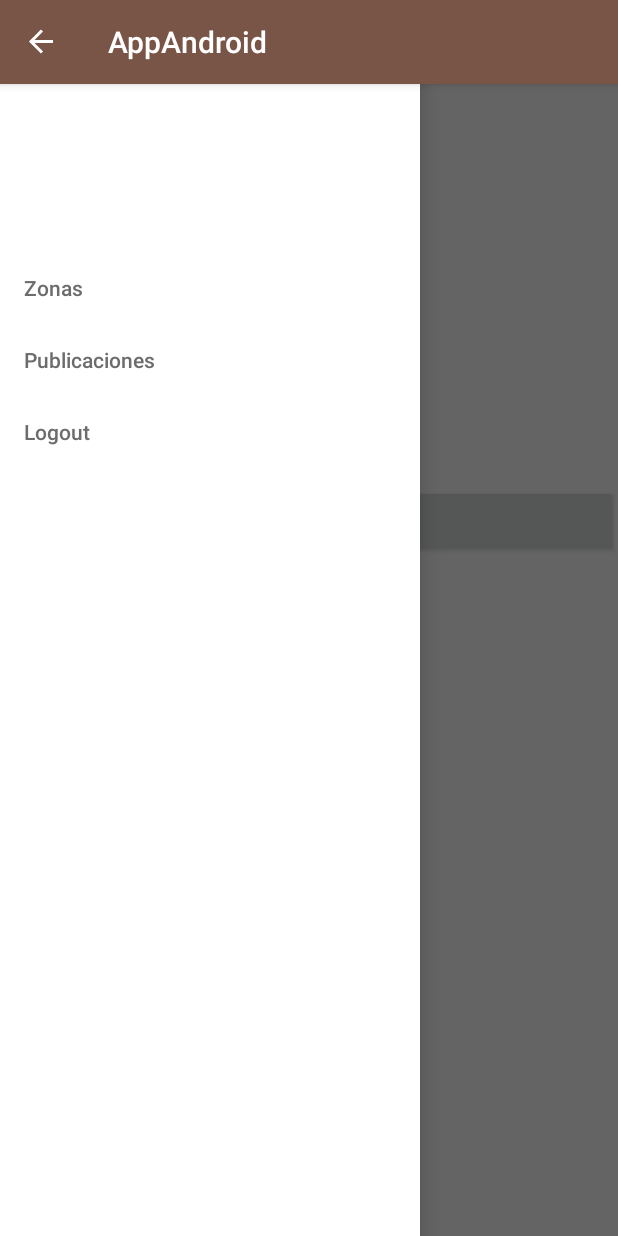
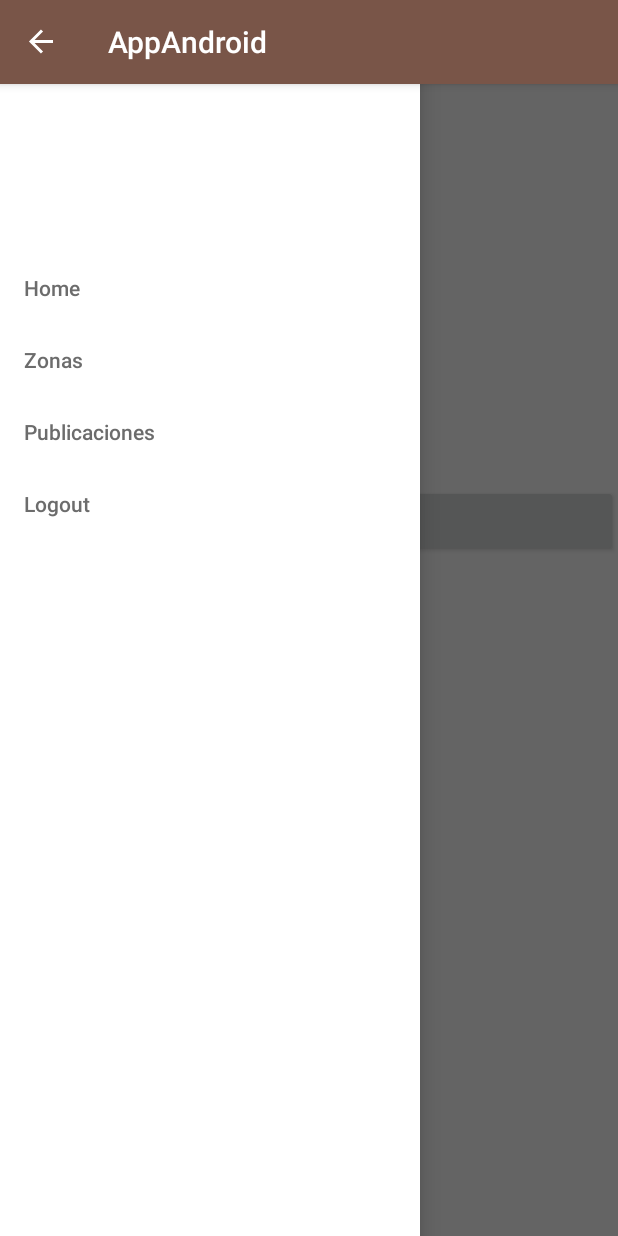
Before and after one commit to fede48/AppAndroid, an Android app: the screen it shows after launch once a user with an empty profile is signed in (IndexActivity), with the side drawer open, on a phone screen of 412 x 824 dp. Run offline under Robolectric (Android 15) with nearby library versions, the phone set to English and light mode, and no system bars; our stand-ins replace Firebase (no records; nobody signed in at launch, a user with empty details on screens opened directly).

Commit message:
agrego HomeFragment

```diff
--- /dev/null
+++ b/app/src/main/java/com/example/federico/appandroid/HomeFragment.java
@@ -0,0 +1,168 @@
+package com.example.federico.appandroid;
+
+import android.app.ProgressDialog;
+import android.content.Context;
+import android.net.Uri;
+import android.os.Bundle;
+import android.support.annotation.NonNull;
+import android.support.design.widget.NavigationView;
+import android.support.v4.app.Fragment;
+import android.support.v4.widget.DrawerLayout;
+import android.support.v7.app.ActionBarDrawerToggle;
+import android.view.LayoutInflater;
+import android.view.MenuItem;
+import android.view.View;
+import android.view.ViewGroup;
+import android.widget.Button;
+import android.widget.TextView;
+
+import com.google.firebase.auth.FirebaseAuth;
+import com.google.firebase.database.DatabaseReference;
+
+import com.google.android.gms.location.FusedLocationProviderClient;
+import com.google.firebase.auth.FirebaseAuth;
+import com.google.firebase.database.DataSnapshot;
+import com.google.firebase.database.DatabaseError;
+import com.google.firebase.database.DatabaseReference;
+import com.google.firebase.database.FirebaseDatabase;
+import com.google.firebase.database.ValueEventListener;
+import android.support.v7.widget.Toolbar;
+import com.google.firebase.storage.FirebaseStorage;
+import android.Manifest;
+import android.content.*;
+import android.support.v4.app.*;
+import android.content.pm.*;
+
+public class HomeFragment extends Fragment {
+
+    private TextView bienvenida;
+    private TextView documetn;
+    private TextView residencia;
+    private Button cerrar;
+    private Button gomap;
+
+    private int MY_PERMISSIONS_REQUEST_READ_CONTACTS;
+
+    private FusedLocationProviderClient mfuedLocation;
+
+
+    private FirebaseAuth.AuthStateListener mAuthListener;
+    private FirebaseAuth mAuth;
+    private ProgressDialog progressDialog;
+
+    private DatabaseReference mDatabase;
+
+    @Override
+    public void onStart(){
+        super.onStart();
+        mAuth.addAuthStateListener(mAuthListener);
+    }
+
+    @Override
+    public void onStop() {
+        super.onStop();
+        if (mAuthListener != null) {
+            mAuth.removeAuthStateListener(mAuthListener);
+        }
+    }
+
+    @Override
+    public View onCreateView(LayoutInflater inflater, ViewGroup container,
+                             Bundle savedInstanceState) {
+
+
+        // Inflate the layout for this fragment
+        View v = inflater.inflate(R.layout.fragment_home, container, false);
+        bienvenida=(TextView)v.findViewById(R.id.msjbienvenida);
+        documetn=(TextView)v.findViewById(R.id.dni);
+        residencia=(TextView)v.findViewById(R.id.localidad);
+        gomap=(Button)v.findViewById(R.id.irmapa);
+        cerrar=(Button)v.findViewById(R.id.btn_cerrarsesion);
+
+        gomap.setOnClickListener(new View.OnClickListener() {
+            @Override
+            public void onClick(View v) {
+                darpermisosdeLOCATION();
+
+                Intent intent=new Intent(getActivity().getApplicationContext(),MapsActivity.class);
+                startActivity(intent);
+            }
+        });
+
+
+
+        //cerrar sesion
+        cerrar.setOnClickListener(new View.OnClickListener() {
+            @Override
+            public void onClick(View v) {
+                FirebaseAuth.getInstance().signOut();
+                startActivity(new Intent(getActivity().getApplicationContext(),MainActivity.class));
+            }
+        });
+
+
+        // A continuacion busco y devuelvo los datos con los que me registre guardados en la base de datos
+
+        progressDialog = new ProgressDialog(getActivity().getApplicationContext());
+        mAuth = FirebaseAuth.getInstance();
+        mAuthListener = new FirebaseAuth.AuthStateListener() {
+            @Override
+            public void onAuthStateChanged(@NonNull FirebaseAuth firebaseAuth) {
+                if (firebaseAuth.getCurrentUser() != null) {
+
+                    mDatabase = FirebaseDatabase.getInstance().getReference().child("Usuarios");
+                    mDatabase.child(firebaseAuth.getCurrentUser().getUid()).addValueEventListener(new ValueEventListener() {
+                        @Override
+                        public void onDataChange(DataSnapshot dataSnapshot) {
+                            bienvenida.setText("Bienvenido "+String.valueOf(dataSnapshot.child("Nombre").getValue())+"!");
+                            documetn.setText("Tu DNI es: "+String.valueOf(dataSnapshot.child("Documento").getValue()));
+                            residencia.setText("Tu residencia es en: "+String.valueOf(dataSnapshot.child("Zona").getValue()));
+
+
+
+
+                        }
+
+                        @Override
+                        public void onCancelled(@NonNull DatabaseError databaseError) {
+
+                        }
+                    } );
+
+                }
+                else {
+                    startActivity(new Intent(getActivity().getApplicationContext(), MainActivity.class));
+                    getActivity().getFragmentManager().popBackStack();
+                }
+            }
+
+
+
+
+
+        };
+
+
+        return v;
+    }
+
+
+    @Override
+    public void onCreate(Bundle savedInstanceState) {
+        super.onCreate(savedInstanceState);
+
+        //Toolbar toolbar = (Toolbar) findViewById(R.id.toolbar);
+        //setSupportActionBar(toolbar);
+    }
+
+
+    public void darpermisosdeLOCATION(){
+        if(ActivityCompat.checkSelfPermission(getActivity(),Manifest.permission.ACCESS_FINE_LOCATION) !=PackageManager.PERMISSION_GRANTED && ActivityCompat.checkSelfPermission(getContext(),Manifest.permission.ACCESS_COARSE_LOCATION) != PackageManager.PERMISSION_GRANTED){
+            ActivityCompat.requestPermissions(getActivity(),new String[]{Manifest.permission.ACCESS_FINE_LOCATION},MY_PERMISSIONS_REQUEST_READ_CONTACTS);
+
+        }
+
+    }
+
+
+}
--- a/app/src/main/java/com/example/federico/appandroid/IndexActivity.java
+++ b/app/src/main/java/com/example/federico/appandroid/IndexActivity.java
@@ -34,32 +34,14 @@ import android.Manifest;
 
 
 public class IndexActivity extends AppCompatActivity {
-    private TextView bienvenida;
-    private TextView documetn;
-    private TextView residencia;
-    private Button cerrar;
-    private Button gomap;
 
-    private FirebaseAuth.AuthStateListener mAuthListener;
-    private FirebaseAuth mAuth;
-    private ProgressDialog progressDialog;
-
-    private DatabaseReference mDatabase;
 
     private DrawerLayout mDrawerLayout;
     private ActionBarDrawerToggle mToggle;
     private NavigationView navigationView;
 
-    private int MY_PERMISSIONS_REQUEST_READ_CONTACTS;
 
     private FusedLocationProviderClient mfuedLocation;
-
-
-    @Override
-    protected void onStart() {
-        super.onStart();
-        mAuth.addAuthStateListener(mAuthListener);
-    }
 
 
     @Override
@@ -69,17 +51,14 @@ public class IndexActivity extends AppCompatActivity {
         //Toolbar toolbar = (Toolbar) findViewById(R.id.toolbar);
         //setSupportActionBar(toolbar);
 
-        mDrawerLayout = (DrawerLayout) findViewById(R.id.drawer);
+        getSupportFragmentManager().beginTransaction().replace(R.id.flContent,new HomeFragment()).commit();
+
+
+        mDrawerLayout = (DrawerLayout) findViewById(R.id.index);
         mToggle = new ActionBarDrawerToggle(this,mDrawerLayout,R.string.open,R.string.close);
         mDrawerLayout.addDrawerListener(mToggle);
         mToggle.syncState();
         getSupportActionBar().setDisplayHomeAsUpEnabled(true);
-
-        bienvenida=(TextView)findViewById(R.id.msjbienvenida);
-        documetn=(TextView)findViewById(R.id.dni);
-        residencia=(TextView)findViewById(R.id.localidad);
-        gomap=(Button)findViewById(R.id.irmapa);
-        cerrar=(Button)findViewById(R.id.btn_cerrarsesion);
 
 
         navigationView = (NavigationView) findViewById(R.id.navigation_menu);
@@ -95,88 +74,33 @@ public class IndexActivity extends AppCompatActivity {
                 } else if (id == R.id.publicaciones) {
                     selectedFragment = new PublicacionFragment();
 
+                } else if (id == R.id.home) {
+                    selectedFragment = new HomeFragment();
+
                 }
 
-                getSupportFragmentManager().beginTransaction().replace(R.id.drawer,selectedFragment).commit();
+                getSupportFragmentManager().beginTransaction().replace(R.id.flContent,selectedFragment).commit();
+
+                // Highlight the selected item has been done by NavigationView
+                menuItem.setChecked(true);
+                // Set action bar title
+                setTitle(menuItem.getTitle());
+                // Close the navigation drawer
+                mDrawerLayout.closeDrawers();
+
+
                 return true;
 
 
             }
         });
 
-        gomap.setOnClickListener(new View.OnClickListener() {
-            @Override
-            public void onClick(View v) {
-                darpermisosdeLOCATION();
-
-                Intent intent=new Intent(IndexActivity.this,MapsActivity.class);
-                startActivity(intent);
-            }
-        });
-
-        //cerrar sesion
-        cerrar.setOnClickListener(new View.OnClickListener() {
-            @Override
-            public void onClick(View v) {
-                FirebaseAuth.getInstance().signOut();
-                startActivity(new Intent(IndexActivity.this,MainActivity.class));
-            }
-        });
-
-        // A continuacion busco y devuelvo los datos con los que me registre guardados en la base de datos
-
-        progressDialog = new ProgressDialog(this);
-        mAuth = FirebaseAuth.getInstance();
-        mAuthListener = new FirebaseAuth.AuthStateListener() {
-            @Override
-            public void onAuthStateChanged(@NonNull FirebaseAuth firebaseAuth) {
-                if (firebaseAuth.getCurrentUser() != null) {
-
-                    mDatabase = FirebaseDatabase.getInstance().getReference().child("Usuarios");
-                    mDatabase.child(firebaseAuth.getCurrentUser().getUid()).addValueEventListener(new ValueEventListener() {
-                        @Override
-                        public void onDataChange(DataSnapshot dataSnapshot) {
-                            bienvenida.setText("Bienvenido "+String.valueOf(dataSnapshot.child("Nombre").getValue())+"!");
-                            documetn.setText("Tu DNI es: "+String.valueOf(dataSnapshot.child("Documento").getValue()));
-                            residencia.setText("Tu residencia es en: "+String.valueOf(dataSnapshot.child("Zona").getValue()));
-
-
-
-
-                        }
-
-                        @Override
-                        public void onCancelled(@NonNull DatabaseError databaseError) {
-
-                        }
-                    } );
-
-                }
-                else {
-                    startActivity(new Intent(IndexActivity.this, MainActivity.class));
-                    finish();
-                }
-            }
-
-
-
-
-
-        };
 
 
 
     }
 
 
-
-    public void darpermisosdeLOCATION(){
-        if(ActivityCompat.checkSelfPermission(this,Manifest.permission.ACCESS_FINE_LOCATION) !=PackageManager.PERMISSION_GRANTED && ActivityCompat.checkSelfPermission(this,Manifest.permission.ACCESS_COARSE_LOCATION) != PackageManager.PERMISSION_GRANTED){
-            ActivityCompat.requestPermissions(IndexActivity.this,new String[]{Manifest.permission.ACCESS_FINE_LOCATION},MY_PERMISSIONS_REQUEST_READ_CONTACTS);
-
-        }
-
-    }
 
     @Override
     public boolean onOptionsItemSelected(MenuItem item)
--- a/app/src/main/res/layout/activity_index.xml
+++ b/app/src/main/res/layout/activity_index.xml
@@ -3,7 +3,7 @@
     xmlns:app="http://schemas.android.com/apk/res-auto"
     xmlns:tools="http://schemas.android.com/tools"
     android:fitsSystemWindows="true"
-    android:id="@+id/drawer"
+    android:id="@+id/index"
     android:layout_width="match_parent"
     android:layout_height="match_parent"
     tools:context=".IndexActivity">
@@ -14,69 +14,14 @@
         android:layout_height="match_parent"
         android:orientation="vertical">
 
-        <TextView
-            android:id="@+id/msjbienvenida"
-            android:layout_width="wrap_content"
-            android:layout_height="wrap_content"
-            android:layout_marginStart="8dp"
-            android:layout_marginTop="36dp"
-            android:layout_marginEnd="8dp"
-            android:fontFamily="monospace"
-            android:text="TextView"
-            android:textAlignment="center"
-            android:textSize="18sp"
-            android:textStyle="bold"
-            android:typeface="serif"
-            app:layout_constraintEnd_toEndOf="parent"
-            app:layout_constraintStart_toStartOf="parent"
-            app:layout_constraintTop_toTopOf="parent" />
 
-        <Button
-            android:id="@+id/btn_cerrarsesion"
-            android:layout_width="wrap_content"
-            android:layout_height="wrap_content"
-            android:layout_marginStart="8dp"
-            android:layout_marginTop="8dp"
-            android:layout_marginEnd="8dp"
-            android:layout_marginBottom="8dp"
-            android:text="Cerrar sesion"
-            app:layout_constraintBottom_toBottomOf="parent"
-            app:layout_constraintEnd_toEndOf="parent"
-            app:layout_constraintStart_toStartOf="parent"
-            app:layout_constraintTop_toBottomOf="@+id/localidad" />
+        <FrameLayout
+            android:layout_width="match_parent"
+            android:layout_height="match_parent"
+            android:id="@+id/flContent"
+            app:layout_behavior="@string/appbar_scrolling_view_behavior">
 
-        <TextView
-            android:id="@+id/dni"
-            android:layout_width="wrap_content"
-            android:layout_height="wrap_content"
-            android:layout_marginStart="8dp"
-            android:layout_marginTop="88dp"
-            android:layout_marginEnd="8dp"
-            android:text="TextView"
-            app:layout_constraintEnd_toEndOf="parent"
-            app:layout_constraintStart_toStartOf="parent"
-            app:layout_constraintTop_toBottomOf="@+id/msjbienvenida" />
-
-        <TextView
-            android:id="@+id/localidad"
-            android:layout_width="wrap_content"
-            android:layout_height="wrap_content"
-            android:layout_marginStart="8dp"
-            android:layout_marginTop="8dp"
-            android:layout_marginEnd="8dp"
-            android:layout_marginBottom="8dp"
-            android:text="TextView"
-            app:layout_constraintBottom_toBottomOf="parent"
-            app:layout_constraintEnd_toEndOf="parent"
-            app:layout_constraintStart_toStartOf="parent"
-            app:layout_constraintTop_toBottomOf="@+id/dni"
-            app:layout_constraintVertical_bias="0.227" />
-
-        <Button
-            android:id="@+id/irmapa"
-            android:layout_width="match_parent"
-            android:layout_height="wrap_content"
-            android:text="Ir al mapa" />
+        </FrameLayout>
 
     </LinearLayout>
 
--- a/app/src/main/res/menu/drawermenu.xml
+++ b/app/src/main/res/menu/drawermenu.xml
@@ -1,5 +1,6 @@
 <?xml version="1.0" encoding="utf-8"?>
 <menu xmlns:android="http://schemas.android.com/apk/res/android">
+    <item android:id="@+id/home" android:title="Home"/>
     <item android:id="@+id/zonas" android:title="Zonas"/>
     <item android:id="@+id/publicaciones" android:title="Publicaciones"/>
     <item android:id="@+id/logout" android:title="Logout"/>
```
Also changed, not shown: app/src/main/res/layout/fragment_home.xml (added, +74 -0 lines).
